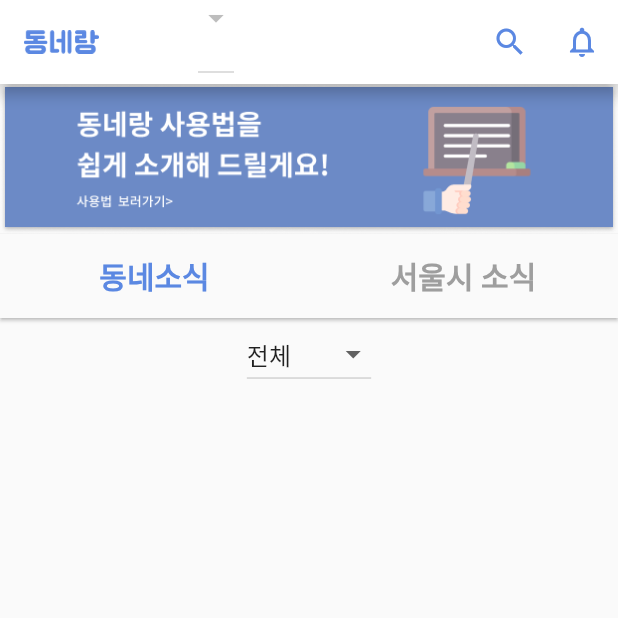
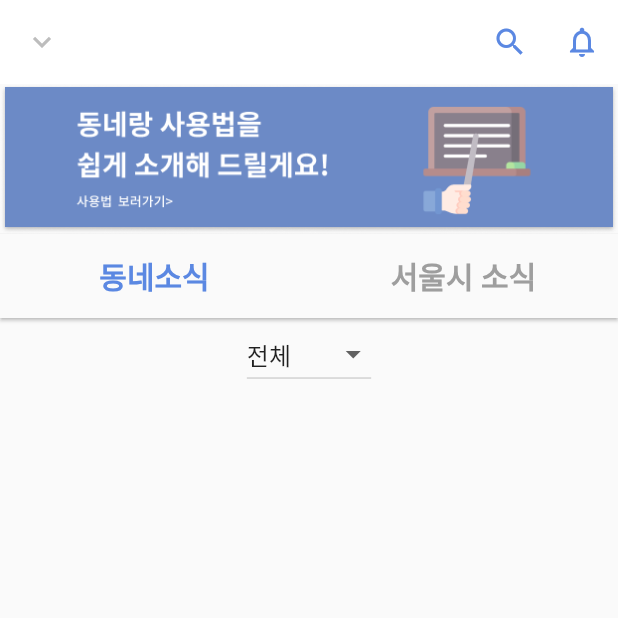
Before and after one commit to yeon220629/dongnerang, a Flutter app: the freeComponent_viewpage screen opened directly, on a phone screen of 412 x 824 dp, the top half of it. Run offline on Flutter 3.47's test engine with Material 2 defaults, Android fonts, the light colour scheme and no system bars; our stand-ins replace cached_network_image, cloud_firestore, firebase_auth, firebase_core, firebase_storage, flutter_easyloading and 8 more; missing offline and left inert: flutter_inappwebview, kakao_flutter_sdk; accounts and stored records are empty.

Commit message:
main app bar 수정 / 동네랑 소개 appbar 수정 / 마이페이지 동네랑 소개를 메인 소개banner로 바꿈

```diff
--- a/lib/screens/mainScreen.dart
+++ b/lib/screens/mainScreen.dart
@@ -342,14 +342,24 @@ class freeComponentviewpageState extends State<freeComponent_viewpage> {
           appBar: AppBar(
             backgroundColor: Colors.white,
             foregroundColor: AppColors.primary,
-            title: Container(
-                width: 50,
-                child: Image.asset("assets/images/logo.png"),
-            ),
+            elevation: 0,
+            // title: Container(
+            //     width: 50,
+            //     child: Image.asset("assets/images/logo.png"),
+            // ),
             // fit:BoxFit.cover,
             // height:20,
-            actions: <Widget>[
+            title:
               DropdownButton(
+                icon: const Icon(Icons.keyboard_arrow_down),
+                isExpanded: false,
+                // menuMaxHeight: 500,
+                // itemHeight: 300,
+                // elevation: 0,
+                // focusNode: size,
+                // style: TextStyle(fontSize: 8),
+                isDense: false,
+                underline: Container(),
                 value: dropdownValue,
                 items: LIST_MENU.map<DropdownMenuItem<String>>((String item) {
                   return DropdownMenuItem<String>(
@@ -370,7 +380,8 @@ class freeComponentviewpageState extends State<freeComponent_viewpage> {
                   });
                 },
               ),
-              const SizedBox(width: 160,),
+            actions: <Widget>[
+              // const SizedBox(width: 160,),
               IconButton(onPressed: (){
                 // Get.to(() => searchScreen(title: '',));
                 Navigator.push(
--- a/lib/screens/setting/private.setting.screen.dart
+++ b/lib/screens/setting/private.setting.screen.dart
@@ -310,6 +310,7 @@ class _AgeStatefulWidgetWidgetState extends State<AgeStatefulWidget> {
                       children: [
                         DropdownButton(
                           // style: TextStyle(color: Colors.red,fontSize: 30),
+                          // menuMaxHeight: 50, //변경해줘야함!!
                           dropdownColor: AppColors.primary,
                           underline: Container(),
                             // iconDisabledColor: AppColors.grey,
--- a/lib/screens/settingsPage.screen.dart
+++ b/lib/screens/settingsPage.screen.dart
@@ -9,6 +9,7 @@ import '../constants/colors.constants.dart';
 import '../models/main_view_model.dart';
 import '../services/kakao_login.dart';
 import '../widgets/app_appbar_common.widget.dart';
+import 'introduce.dart';
 import 'setting/inquire.screen.dart';
 
 class SettingsPage extends StatelessWidget {
@@ -59,7 +60,7 @@ class SettingsPage extends StatelessWidget {
                 onTap: () {
                   Navigator.push(
                     context,
-                    MaterialPageRoute(builder: (context) => Introduce(),),);
+                    MaterialPageRoute(builder: (context) => introduceWidget(),),);
                 },
                 trailing:Icon(Icons.arrow_forward_ios_outlined),
             ),
```
Also changed, not shown: lib/screens/introduce.dart (+5 -2 lines), lib/screens/setting/introduce.screen.dart (+43 -40 lines).
